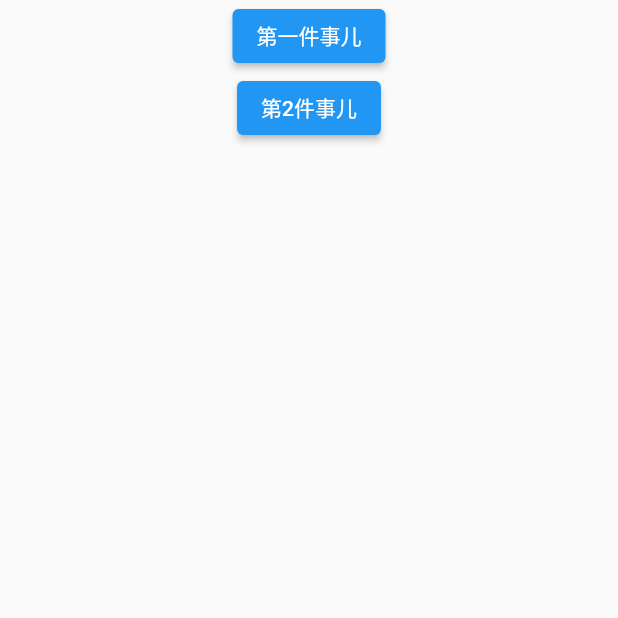
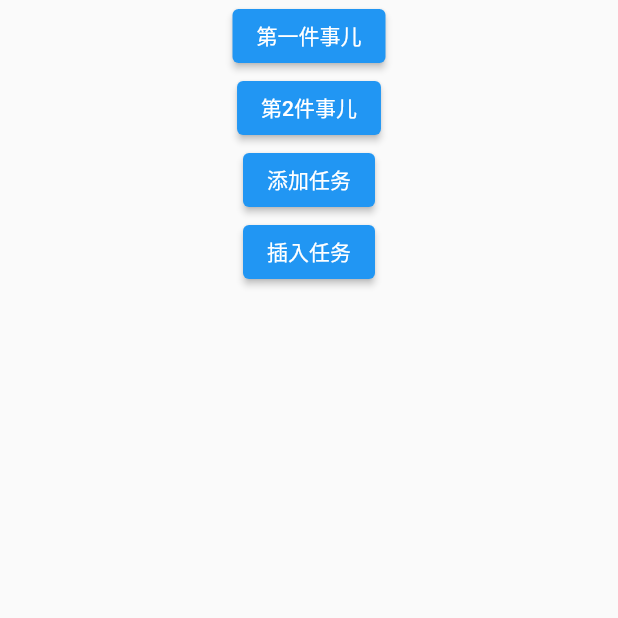
Before and after one commit to Norman-w/reverpod_test, a Flutter app: the screen it shows after launch, on a phone screen of 412 x 824 dp, the top half of it. Run offline on Flutter 3.47's test engine with Material 2 defaults, Android fonts, the phone set to English and light mode, and no system bars; our stand-ins replace flutter_riverpod.

Commit message:
已确认像原有的数组插入或者追加数据时,整个列表关联的所有组件都会刷新.移除了之前不必要的代码.

```diff
--- a/lib/main.dart
+++ b/lib/main.dart
@@ -15,19 +15,12 @@ class MyApp extends StatelessWidget {
         primarySwatch: Colors.blue,
       ),
       home:
-        // Column(
-        //   children: const [
-        //     RView(title: "RiverPodTest"),
-        //     RController(),
-        //     RStatelessView(),
-        //     RStatelessController(),
-        //   ],
-        // )
       Scaffold(
         body:
         Column(
           children: const [
-            TodoListShower(),
+            // TaskListShower(),
+            TodoShower(),
           ],
         )
         ,
@@ -52,11 +45,20 @@ class Task{
   }
 }
 class TodoState{
+  TodoState();
   double count = 0;
-  List<Task> things = [
+  List<Task> things =
+  // [];
+  [
   Task("第一件事儿", Colors.blue),
   Task("第2件事儿", Colors.green),
   ];
+  TodoState copyWith({double? count, List<Task>? things}){
+    return TodoState()
+      ..count = count ?? this.count
+      ..things = things ?? this.things
+    ;
+  }
 }
 
 class TaskController extends StateNotifier<Task> {
@@ -74,7 +76,7 @@ class TaskController extends StateNotifier<Task> {
   }
 }
 
-final taskProvider =
+final tasksProvider =
 StateNotifierProvider.family<TaskController, Task, dynamic>(
         (ref, task) => TaskController(task, false));
 
@@ -88,7 +90,7 @@ class TaskWidget extends ConsumerWidget {
   @override
   Widget build(BuildContext context, WidgetRef ref) {
 
-    final taskNotifier = ref.watch(taskProvider(task));
+    final taskNotifier = ref.watch(tasksProvider(task));
     final isFinished = taskNotifier.isFinished;
     print('build了task组件:${taskNotifier.name}');
     // 构建widget，并根据isSelected设置样式
@@ -101,26 +103,40 @@ class TaskWidget extends ConsumerWidget {
         child: // widget的child部分
       ElevatedButton(onPressed: (){
         print('点击了任务:${taskNotifier.name} 当前状态:$isFinished');
-        ref.read(taskProvider(task).notifier).setFinished(!isFinished);
+        ref.read(tasksProvider(task).notifier).setFinished(!isFinished);
       },child: Text(taskNotifier.name),)
     );
   }
 }
+//endregion
 
-var todoState = TodoState();
+class TodoStateNotifier extends StateNotifier<TodoState> {
+  TodoStateNotifier() : super(TodoState());
 
-class TodoListShower extends ConsumerStatefulWidget{
-  const TodoListShower({super.key});
+  void addTask(Task task) {
+    state = state.copyWith(
+      things: [...state.things, task],
+    );
+  }
+  void insertTask(Task task, int index) {
+    List<Task> newThings = [...state.things];
+    newThings.insert(index, task);
+    state = state.copyWith(things: newThings);
+  }
+}
+
+final todoStateProvider = StateNotifierProvider<TodoStateNotifier, TodoState>(
+        (ref) => TodoStateNotifier());
+
+
+class TodoShower extends ConsumerWidget {
+  const TodoShower({super.key});
 
   @override
-  ConsumerState<ConsumerStatefulWidget> createState() {
-    return _TodoListShowerState();
-  }
-}
-class _TodoListShowerState extends ConsumerState<TodoListShower> {
-  @override
-  Widget build(BuildContext context) {
-    return Center(child:Column(
+  Widget build(BuildContext context, WidgetRef ref) {
+     final todoState = ref.watch(todoStateProvider);
+      return Center(
+        child: Column(
           children: [
             ...todoState.things
                 .map((e) {
@@ -128,8 +144,19 @@ class _TodoListShowerState extends ConsumerState<TodoListShower> {
               return TaskWidget(task:e, key : Key(e.name));
             }
             ),
+
+
+            //添加记录的按钮
+            ElevatedButton(onPressed: (){
+              ref.read(todoStateProvider.notifier).addTask(Task("第${todoState.things.length+1}件事儿", Colors.blue));
+            },child: const Text("添加任务"),),
+
+            //插入记录的按钮,记录的name使用随机数
+            ElevatedButton(onPressed: (){
+              ref.read(todoStateProvider.notifier).insertTask(Task("第${todoState.things.length+1}件事儿", Colors.blue), 1);
+            },child: const Text("插入任务"),),
           ],
-    ));
+        ),
+      );
   }
 }
-//endregion
```
Lines whose indentation alone changed are shown as unchanged.
